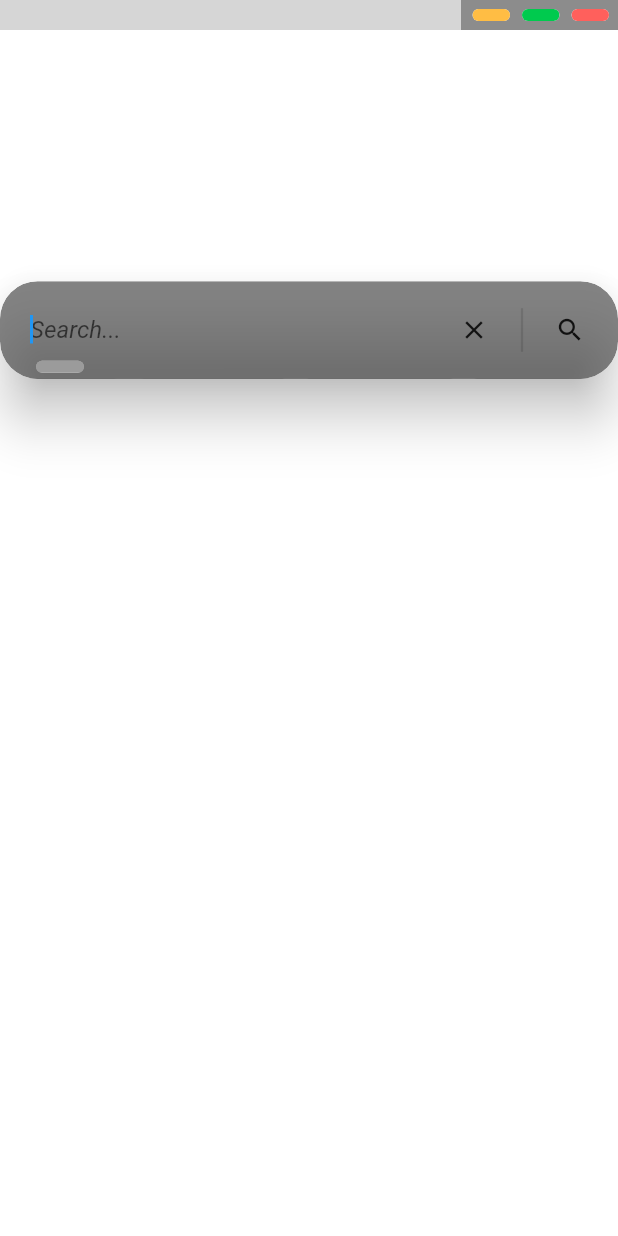
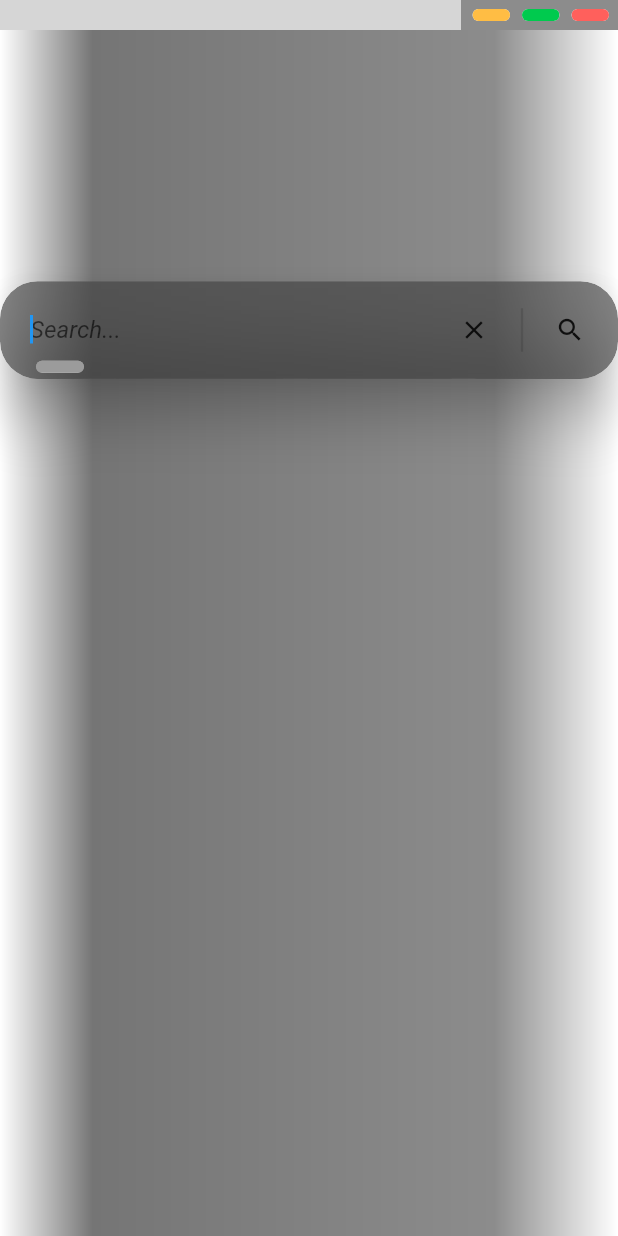
Before and after one commit to vayoa/Searcher, a Flutter app: the screen it shows after launch, on a phone screen of 412 x 824 dp. Run offline on Flutter 3.47's test engine with Material 2 defaults, Android fonts, the phone set to English and light mode, and no system bars; our stand-ins replace bloc, equatable, flutter_bloc, glassmorphism_ui, implicitly_animated_reorderable_list, wave; missing offline and left inert: bitsdojo_window, flutter_acrylic, process_run, string_similarity; grey boxes are pictures that could not be loaded.

Commit message:
style(previews): Added gradient for visibility.
This should only be active if the autocomplete preview is active and previews are shown.

```diff
--- a/lib/main.dart
+++ b/lib/main.dart
@@ -1,6 +1,6 @@
-import 'package:flutter_acrylic/flutter_acrylic.dart';
 import 'package:bitsdojo_window/bitsdojo_window.dart';
 import 'package:flutter/material.dart';
+import 'package:flutter_acrylic/flutter_acrylic.dart';
 import 'package:provider/provider.dart';
 import 'package:searcher_app/states/provider/searcher_app_state.dart';
 import 'package:searcher_app/widgets/searcher_bar/searcher_bar.dart';
@@ -13,7 +13,7 @@ void main() {
   runApp(MyApp());
 
   doWhenWindowReady(() {
-    final windowSize = Size(1000, 260);
+    final windowSize = Size(1000, 300);
     appWindow.minSize = windowSize;
     appWindow.size = windowSize;
     appWindow.alignment = Alignment.center;
@@ -55,8 +55,32 @@ class _MyAppState extends State<MyApp> {
               body: Stack(
                 children: [
                   Padding(
-                    padding: const EdgeInsets.only(top: 26.0),
-                    child: SearcherBar(),
+                    padding: const EdgeInsets.only(top: 20.0),
+                    child: Stack(
+                      children: [
+                        /*TODO: Make the gradient visible only when the
+                           autocomplete preview is active and previews are
+                           shown.*/
+                        AnimatedContainer(
+                          duration: const Duration(milliseconds: 500),
+                          decoration: BoxDecoration(
+                            gradient: LinearGradient(
+                              colors: const [
+                                Colors.transparent,
+                                Colors.black54,
+                                Colors.black45,
+                                Colors.transparent,
+                              ],
+                              stops: [0.0, 0.15, 0.8, 1.0],
+                            ),
+                          ),
+                        ),
+                        Padding(
+                          padding: const EdgeInsets.only(top: 6.0),
+                          child: SearcherBar(),
+                        ),
+                      ],
+                    ),
                   ),
                   AppTitleBar()
                 ],
```
Also changed, not shown: 2 other files.
